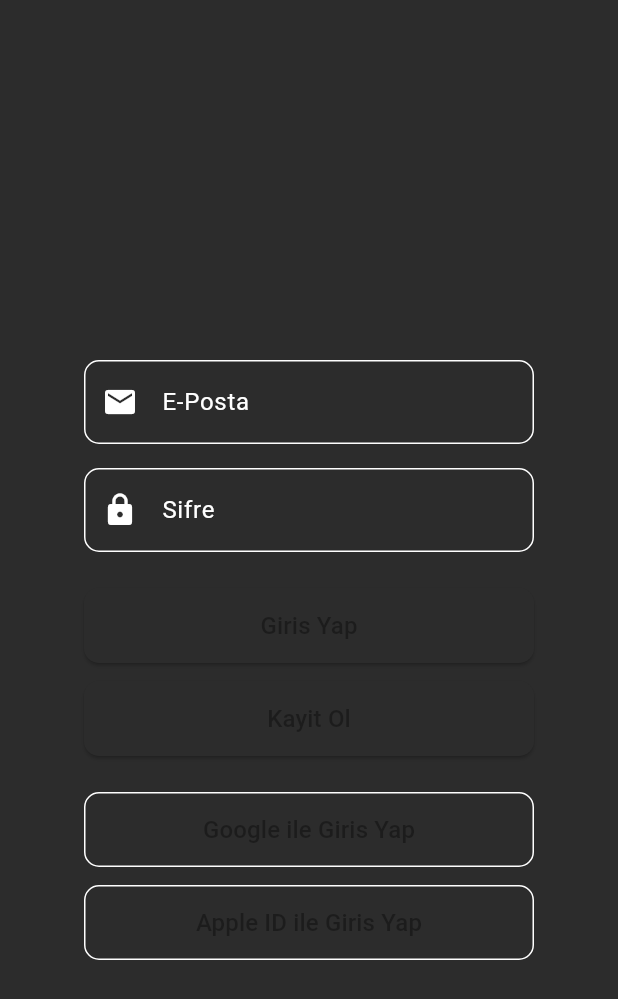
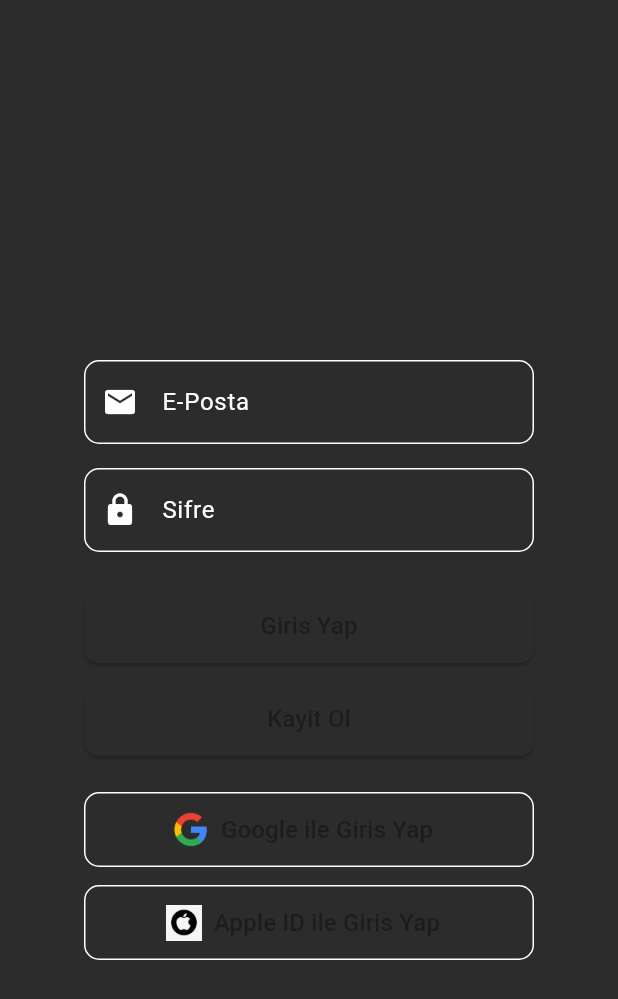
Before and after one commit to omerfaruk-yildiz/Flawless-Code, a Flutter app: the LoginScreen screen opened by its route, on a phone screen of 412 x 824 dp. Shown: the top 999 px of the screen. Run offline on Flutter 3.47's test engine with Material 3 defaults, Android fonts, the phone set to English and light mode, and no system bars; our stand-ins replace go_router, google_fonts, lottie; missing offline and left inert: dotlottie_loader.

Commit message:
login screen sayfasına giriş yapma seçeneklerine google ve apple logosu eklendi.

```diff
--- a/lib/screens/login_screen.dart
+++ b/lib/screens/login_screen.dart
@@ -110,7 +110,7 @@ class _LoginScreenState extends State<LoginScreen> {
                     borderRadius: BorderRadius.circular(10),
                   ),
                 ),
-                //icon: Image.asset('assets/icons/google_icon.png', height: 24),
+                icon: Image.asset('assets/icons/google_icon.png', height: 24),
                 label: Text("Google ile Giris Yap",
                     style: TextStyle(fontSize: 16)),
               ),
@@ -123,7 +123,7 @@ class _LoginScreenState extends State<LoginScreen> {
                     borderRadius: BorderRadius.circular(10),
                   ),
                 ),
-                //icon: Image.asset('assets/icons/apple_icon.png', height: 24),
+                icon: Image.asset('assets/icons/apple_icon.png', height: 24),
                 label: Text("Apple ID ile Giris Yap",
                     style: TextStyle(fontSize: 16)),
               ),
```
Also changed, not shown: assets/icons/apple_icon.png (added), assets/icons/google_icon.png (added).
